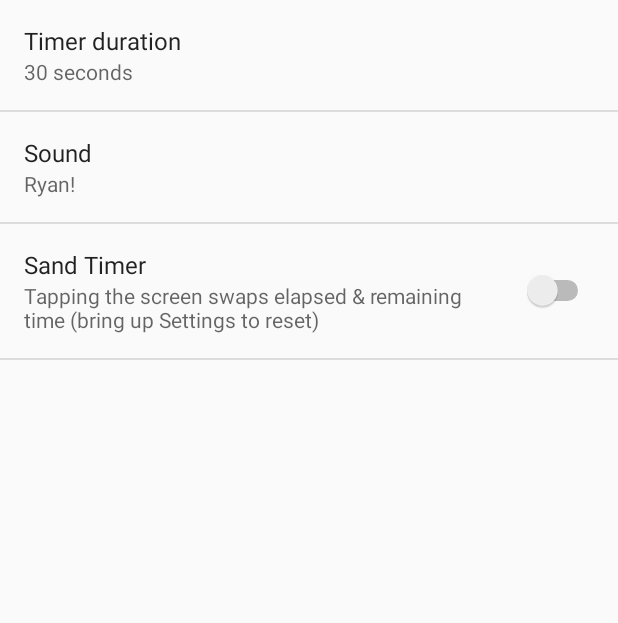
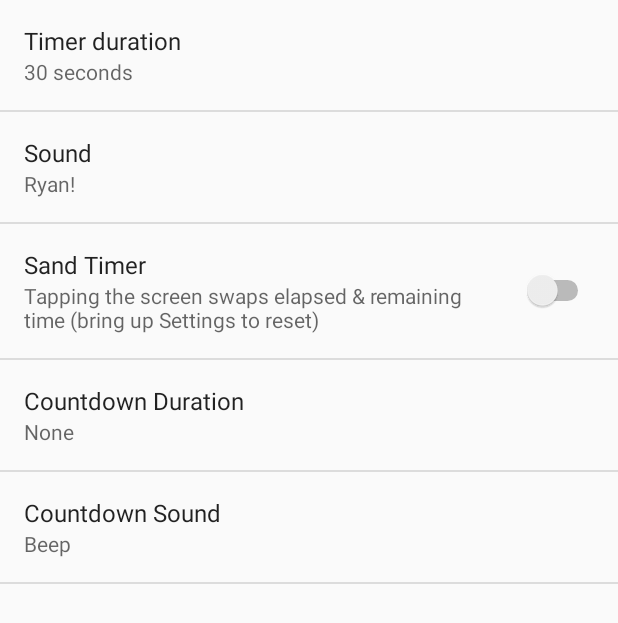
Before and after one commit to kuhrusty/AllOverButTheRyan, an Android app: the screen it shows after launch (SettingsActivity), in the options menu, after a tap on "Settings", on a phone screen of 412 x 824 dp. Shown: the top 623 px of the screen. Run offline under Robolectric (Android 15) with nearby library versions, the phone set to English and light mode, and no system bars.

Commit message:
Add countdown sound to beep for the final n seconds.

```diff
--- a/app/src/main/java/com/kuhrusty/ryan/SettingsActivity.java
+++ b/app/src/main/java/com/kuhrusty/ryan/SettingsActivity.java
@@ -31,6 +31,8 @@ public class SettingsActivity extends PreferenceActivity {
     public static final String KEY_PREF_TIMER_DURATION = "timer_duration";
     public static final String KEY_PREF_SOUND = "sound";
     public static final String KEY_PREF_SAND = "sand";
+    public static final String KEY_PREF_COUNTDOWN_DURATION = "countdown_duration";
+    public static final String KEY_PREF_COUNTDOWN_SOUND = "countdown_sound";
 
     /**
      * Returns the currently selected timer duration in seconds.
@@ -56,6 +58,15 @@ public class SettingsActivity extends PreferenceActivity {
      */
     public static boolean isSand(SharedPreferences prefs) {
         return prefs.getBoolean(KEY_PREF_SAND, false);
+    }
+    /**
+     * Returns the currently selected countdown duration (the period in which
+     * we'll play a sound every second) in seconds.
+     *
+     * @param prefs must not be null.
+     */
+    public static int getCountdownDuration(SharedPreferences prefs) {
+        return Integer.parseInt(prefs.getString(KEY_PREF_COUNTDOWN_DURATION, "0"));
     }
 
     @Override
@@ -227,6 +238,8 @@ getFragmentManager().beginTransaction().replace(android.R.id.content, new Genera
             bindPreferenceSummaryToValue(findPreference(KEY_PREF_TIMER_DURATION));
             bindPreferenceSummaryToValue(findPreference(KEY_PREF_SOUND));
             bindPreferenceSummaryToValue(findPreference(KEY_PREF_SAND));
+            bindPreferenceSummaryToValue(findPreference(KEY_PREF_COUNTDOWN_DURATION));
+            bindPreferenceSummaryToValue(findPreference(KEY_PREF_COUNTDOWN_SOUND));
         }
 
 //        @Override
--- a/app/src/main/java/com/kuhrusty/ryan/TimerActivity.java
+++ b/app/src/main/java/com/kuhrusty/ryan/TimerActivity.java
@@ -34,7 +34,9 @@ public class TimerActivity extends ActionBarActivity {//implements SharedPrefere
 
     //  this value is duplicated in pref_general.xml.
     private int timerDuration = SettingsActivity.DEFAULT_TIMER_DURATION;
+    private int countdownDuration = 0;
     private int secondsRemaining = timerDuration;
+    private int lastTickSecondsRemaining = -1;
     private long timerIntervalMS = 1000L;
 //            getDefaultSharedPreferences(this).getInt(KEY_PREF_TIMER_SECONDS, 30);
     private boolean timerRunning = false;
@@ -61,6 +63,7 @@ public class TimerActivity extends ActionBarActivity {//implements SharedPrefere
 
         SharedPreferences sharedPref = PreferenceManager.getDefaultSharedPreferences(this);
         timerDuration = SettingsActivity.getTimerDuration(sharedPref);
+        countdownDuration = SettingsActivity.getCountdownDuration(sharedPref);
         secondsRemaining = timerDuration;
         isSand = SettingsActivity.isSand(sharedPref);
 
@@ -115,6 +118,7 @@ public class TimerActivity extends ActionBarActivity {//implements SharedPrefere
             mediaPlayer = null;
         }
         secondsRemaining = timerDuration;
+        lastTickSecondsRemaining = -1;
 
         Resources res = getResources();
         timerDisplay.setText(formatSeconds(secondsRemaining));
@@ -183,6 +187,18 @@ public class TimerActivity extends ActionBarActivity {//implements SharedPrefere
 
     void handleTick(int secondsRemaining) {
         timerDisplay.setText(formatSeconds(secondsRemaining));
+        if ((countdownDuration > 0) && (secondsRemaining <= countdownDuration) &&
+            (secondsRemaining != lastTickSecondsRemaining)) {
+            //  figure out which audio file to play
+//well, initially, the only option is beeping
+            int sound = R.raw.lowbeep;
+            if (mediaPlayer != null) {
+                mediaPlayer.release();
+            }
+            mediaPlayer = MediaPlayer.create(getApplicationContext(), sound);
+            mediaPlayer.start();
+        }
+        lastTickSecondsRemaining = secondsRemaining;
     }
 
     void handleTimeUp() {
@@ -281,13 +297,18 @@ public class TimerActivity extends ActionBarActivity {//implements SharedPrefere
         return super.onOptionsItemSelected(item);
     }
 
-//    @Override
-//    protected void onPause() {
-//        super.onPause();
+    @Override
+    protected void onPause() {
+        super.onPause();
 //Log.d(LOG_TAG, "got onPause(), unregistering pref change listener");
 //        PreferenceManager.getDefaultSharedPreferences(getApplicationContext())
 //                .unregisterOnSharedPreferenceChangeListener(this);
-//    }
+        if (mediaPlayer != null) {
+            mediaPlayer.release();
+            mediaPlayer = null;
+        }
+    }
+
 //    @Override
 //    public void onSharedPreferenceChanged(SharedPreferences sharedPreferences, String key) {
 //        if (key.equals(SettingsActivity.KEY_PREF_TIMER_DURATION)) {
@@ -305,6 +326,7 @@ public class TimerActivity extends ActionBarActivity {//implements SharedPrefere
 
             SharedPreferences sharedPref = PreferenceManager.getDefaultSharedPreferences(this);
             timerDuration = SettingsActivity.getTimerDuration(sharedPref);
+            countdownDuration = SettingsActivity.getCountdownDuration(sharedPref);
             isSand = SettingsActivity.isSand(sharedPref);
             resetTimer();
         }
--- a/app/src/main/res/values/strings.xml
+++ b/app/src/main/res/values/strings.xml
@@ -64,4 +64,28 @@
     <string name="pref_title_sand">Sand Timer</string>
     <string name="pref_summary_sand">Tapping the screen swaps elapsed &amp; remaining time (bring up Settings to reset)</string>
 
+    <string name="pref_title_countdown_duration">Countdown Duration</string>
+    <string-array name="pref_countdown_duration_titles">
+        <item>None</item>
+        <item>5 seconds</item>
+        <item>10 seconds</item>
+        <item>15 seconds</item>
+        <item>20 seconds</item>
+    </string-array>
+    <string-array name="pref_countdown_duration_values">
+        <item>0</item>
+        <item>5</item>
+        <item>10</item>
+        <item>15</item>
+        <item>20</item>
+    </string-array>
+
+    <string name="pref_title_countdown_sound">Countdown Sound</string>
+    <string-array name="pref_countdown_sound_titles">
+        <item>Beep</item>
+    </string-array>
+    <string-array name="pref_countdown_sound_values">
+        <item>beep</item>
+    </string-array>
+
 </resources>
--- a/app/src/main/res/xml/pref_general.xml
+++ b/app/src/main/res/xml/pref_general.xml
@@ -30,6 +30,24 @@
         android:summary="@string/pref_summary_sand"
         android:defaultValue="false" />
 
+    <ListPreference
+        android:key="countdown_duration"
+        android:title="@string/pref_title_countdown_duration"
+        android:entries="@array/pref_countdown_duration_titles"
+        android:entryValues="@array/pref_countdown_duration_values"
+        android:defaultValue="0"
+        android:negativeButtonText="@null"
+        android:positiveButtonText="@null" />
+
+    <ListPreference
+        android:key="countdown_sound"
+        android:title="@string/pref_title_countdown_sound"
+        android:entries="@array/pref_countdown_sound_titles"
+        android:entryValues="@array/pref_countdown_sound_values"
+        android:defaultValue="beep"
+        android:negativeButtonText="@null"
+        android:positiveButtonText="@null" />
+
     <!-- NOTE: EditTextPreference accepts EditText attributes. -->
     <!-- NOTE: EditTextPreference's summary should be set to its value by the activity code. -->
 <!--
```
Also changed, not shown: 1 other file.
